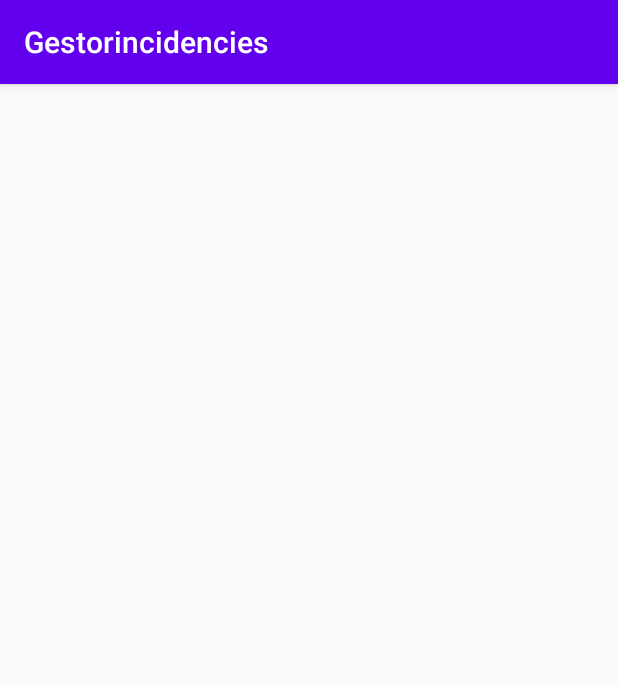
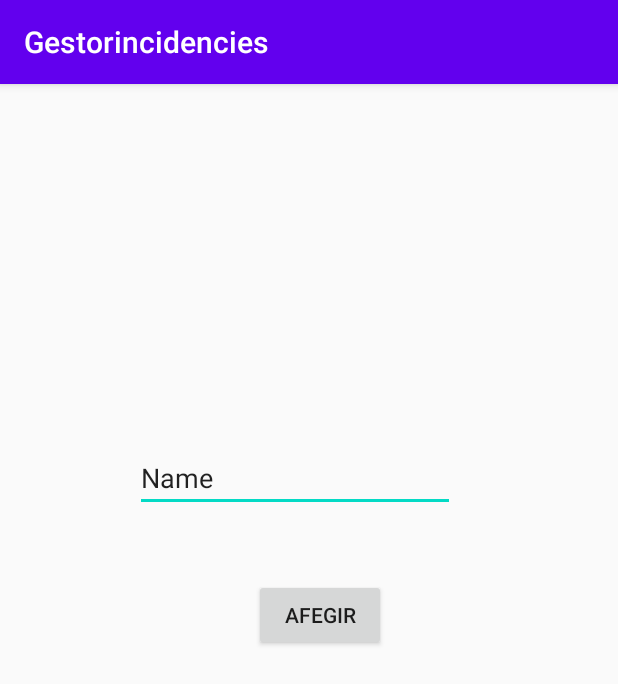
Before and after one commit to cf17jeremy/Gestorincidencies, an Android app: the fragment addincidencias shown on its own in the app's theme, on a phone screen of 412 x 824 dp. Shown: the top 684 px of the screen. Run offline under Robolectric (Android 15) with nearby library versions, the phone set to English and light mode, and no system bars.

Commit message:
ya no es refachero

```diff
--- a/app/build.gradle
+++ b/app/build.gradle
@@ -28,6 +28,7 @@ dependencies {
     implementation 'androidx.constraintlayout:constraintlayout:2.0.1'
     implementation 'com.google.android.material:material:1.0.0'
     implementation 'com.nightonke:boommenu:2.1.1'
+    implementation 'androidx.legacy:legacy-support-v4:1.0.0'
     testImplementation 'junit:junit:4.12'
     androidTestImplementation 'androidx.test.ext:junit:1.1.2'
     androidTestImplementation 'androidx.test.espresso:espresso-core:3.3.0'
--- a/app/src/main/AndroidManifest.xml
+++ b/app/src/main/AndroidManifest.xml
@@ -16,6 +16,7 @@
                 <category android:name="android.intent.category.LAUNCHER" />
             </intent-filter>
         </activity>
+        <activity android:name=".menu"/>
     </application>
 
 </manifest>
--- a/app/src/main/java/com/example/gestorincidencies/addincidencia.java
+++ b/app/src/main/java/com/example/gestorincidencies/addincidencias.java
@@ -1,20 +1,23 @@
 package com.example.gestorincidencies;
 
-import android.app.Fragment;
-import android.app.FragmentManager;
-import android.app.FragmentTransaction;
 import android.os.Bundle;
+
+import androidx.fragment.app.Fragment;
+
 import android.view.LayoutInflater;
 import android.view.View;
 import android.view.ViewGroup;
 import android.widget.Button;
 import android.widget.EditText;
 
-import com.example.gestorincidencies.MainActivity;
+/**
+ * A simple {@link Fragment} subclass.
+ * Use the {@link addincidencias#} factory method to
+ * create an instance of this fragment.
+ */
+public class addincidencias extends Fragment {
 
-public class addincidencia extends Fragment {
-
-    public AddIncidencia() {
+    public void addincidencias() {
         // Required empty public constructor
     }
 
@@ -23,7 +26,7 @@ public class addincidencia extends Fragment {
     public View onCreateView(LayoutInflater inflater, ViewGroup container,
                              Bundle savedInstanceState) {
         // Inflate the layout for this fragment
-        final View addIncidencia = inflater.inflate(R.layout.fragment_add_incidencia, container, false);
+        final View addIncidencia = inflater.inflate(R.layout.addincidencies_layout, container, false);
 
         final Button btnafegirIncidencia = addIncidencia.findViewById(R.id.btnafegirIncidencia);
         btnafegirIncidencia.setOnClickListener(new View.OnClickListener() {
@@ -31,7 +34,7 @@ public class addincidencia extends Fragment {
                 EditText txtIncidencia = addIncidencia.findViewById(R.id.txtincidencia);
                 String txtIncidenciaForm = txtIncidencia.getText().toString();
 
-                ((MainActivity)getActivity()).arrayIncidencies.add(new Incidencia(txtIncidenciaForm, "alta"));
+                ((conector)getActivity()).arrayincidencias.add(new incidencia(txtIncidenciaForm, "alta"));
 
             }
         });
--- /dev/null
+++ b/app/src/main/res/layout/addincidencies_layout.xml
@@ -0,0 +1,43 @@
+<?xml version="1.0" encoding="utf-8"?>
+<FrameLayout xmlns:android="http://schemas.android.com/apk/res/android"
+    xmlns:tools="http://schemas.android.com/tools"
+    android:layout_width="match_parent"
+    android:layout_height="match_parent"
+    xmlns:app="http://schemas.android.com/apk/res-auto"
+    tools:context=".addincidencias">
+
+    <!-- TODO: Update blank fragment layout -->
+
+    <EditText
+        android:id="@+id/txtincidencia"
+        android:layout_width="wrap_content"
+        android:layout_height="wrap_content"
+        android:layout_marginStart="90dp"
+        android:layout_marginLeft="90dp"
+        android:layout_marginTop="240dp"
+        android:layout_marginEnd="108dp"
+        android:layout_marginRight="108dp"
+        android:ems="10"
+        android:inputType="textPersonName"
+        android:text="Name"
+        app:layout_constraintEnd_toEndOf="parent"
+        app:layout_constraintHorizontal_bias="0.0"
+        app:layout_constraintStart_toStartOf="parent"
+        app:layout_constraintTop_toTopOf="parent" />
+
+    <Button
+        android:id="@+id/btnafegirIncidencia"
+        android:layout_width="wrap_content"
+        android:layout_height="wrap_content"
+        android:layout_marginStart="169dp"
+        android:layout_marginLeft="90dp"
+        android:layout_marginTop="330dp"
+        android:layout_marginEnd="154dp"
+        android:layout_marginRight="108dp"
+        android:text="Afegir"
+        app:layout_constraintEnd_toEndOf="parent"
+        app:layout_constraintHorizontal_bias="0.0"
+        app:layout_constraintStart_toStartOf="parent"
+        app:layout_constraintTop_toBottomOf="@+id/txtincidencia" />
+
+</FrameLayout>
--- a/app/src/main/res/layout/incidencia.xml
+++ /dev/null
@@ -1,6 +0,0 @@
-<?xml version="1.0" encoding="utf-8"?>
-<androidx.constraintlayout.widget.ConstraintLayout
-    xmlns:android="http://schemas.android.com/apk/res/android" android:layout_width="match_parent"
-    android:layout_height="match_parent">
-
-</androidx.constraintlayout.widget.ConstraintLayout>
--- a/app/src/main/res/values/strings.xml
+++ b/app/src/main/res/values/strings.xml
@@ -1,3 +1,5 @@
 <resources>
     <string name="app_name">Gestorincidencies</string>
+    <!-- TODO: Remove or change this placeholder text -->
+    <string name="hello_blank_fragment">Hello blank fragment</string>
 </resources>
```
Also changed, not shown: app/src/main/java/com/example/gestorincidencies/ListIncidencia.java (added, +41 -0 lines), app/src/main/java/com/example/gestorincidencies/MainActivity.java (+5 -9 lines), app/src/main/java/com/example/gestorincidencies/RecyclerViewAdapter.java (added, +52 -0 lines), app/src/main/java/com/example/gestorincidencies/conector.java (added, +25 -0 lines), app/src/main/java/com/example/gestorincidencies/menu.java (+53 -36 lines), app/src/main/res/layout/fragment_list_incidencia.xml (added, +22 -0 lines), app/src/main/res/layout/fragment_menu.xml (added, +35 -0 lines), app/src/main/res/layout/item_list.xml (added, +31 -0 lines), app/src/main/res/layout/menu_layout.xml (+32 -8 lines).
